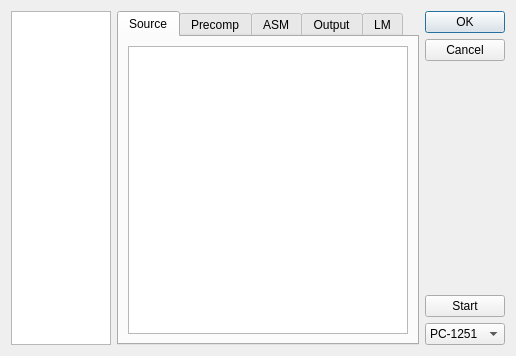
The window that ui/dialogide.ui (TheProjecter/pockemul) describes before a commit, drawn with Qt 5.
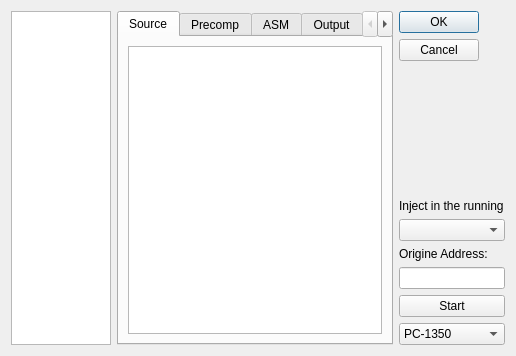
The same window after the commit.

Patch:
```diff
--- a/ui/dialogide.ui
+++ b/ui/dialogide.ui
@@ -126,6 +126,26 @@
          </property>
         </widget>
        </item>
+       <item>
+        <widget class="QLabel" name="label_2">
+         <property name="text">
+          <string>Inject in the running</string>
+         </property>
+        </widget>
+       </item>
+       <item>
+        <widget class="QComboBox" name="injectCB"/>
+       </item>
+       <item>
+        <widget class="QLabel" name="label">
+         <property name="text">
+          <string>Origine Address:</string>
+         </property>
+        </widget>
+       </item>
+       <item>
+        <widget class="QLineEdit" name="origEdit"/>
+       </item>
        <item>
         <widget class="QPushButton" name="startButton">
          <property name="text">
@@ -135,16 +155,6 @@
        </item>
        <item>
         <widget class="QComboBox" name="modelCB">
-         <item>
-          <property name="text">
-           <string>PC-1251</string>
-          </property>
-         </item>
-         <item>
-          <property name="text">
-           <string>PC-1280</string>
-          </property>
-         </item>
          <item>
           <property name="text">
            <string>PC-1350</string>
```
